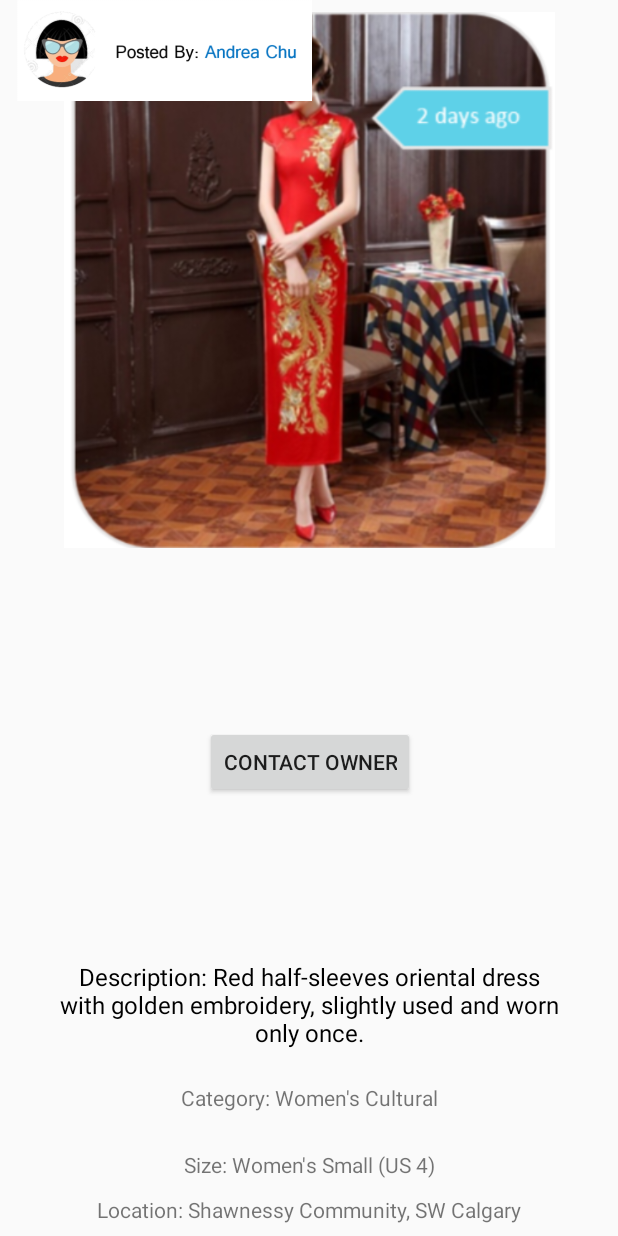
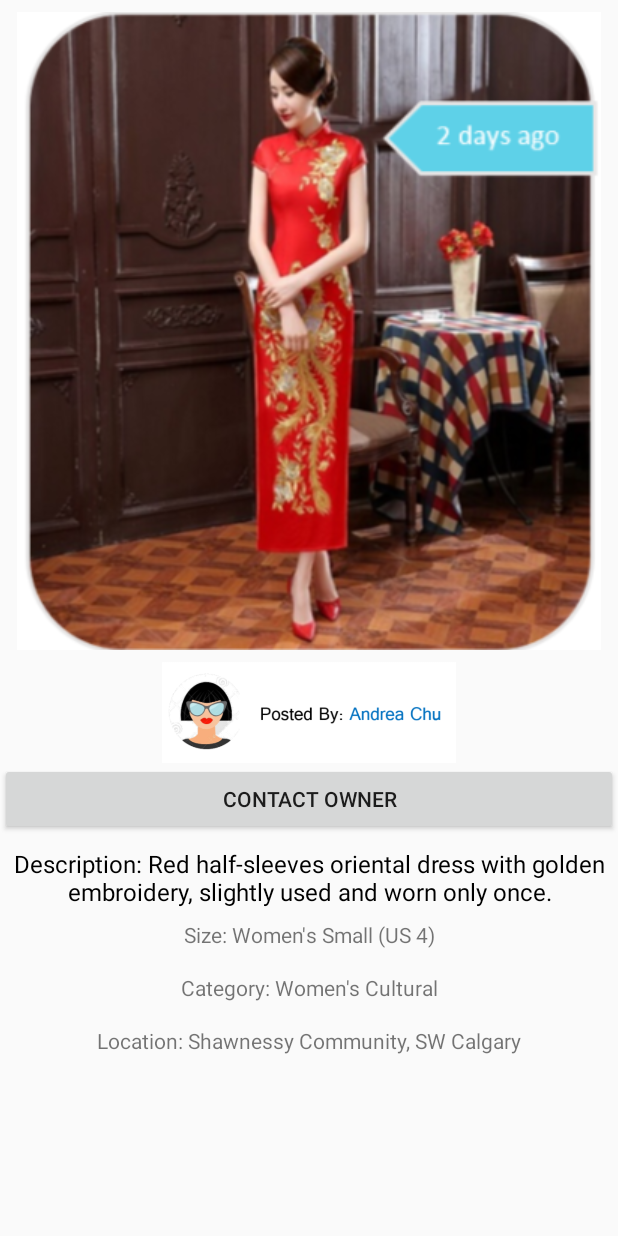
Before and after one commit to orearow/PassitOn2, an Android app: the layout activity_recent_uploads_description_open.xml on its own in the app's theme, with its tools: preview values and no code run, on a phone screen of 412 x 824 dp. Run offline under Robolectric (Android 15) with nearby library versions, the phone set to English and light mode, and no system bars.

Commit message:
preet's changes
changes

```diff
--- a/app/src/main/java/com/example/sahot/passiton/RecentUploadsDescriptionOpen.java
+++ b/app/src/main/java/com/example/sahot/passiton/RecentUploadsDescriptionOpen.java
@@ -8,6 +8,6 @@ public class RecentUploadsDescriptionOpen extends AppCompatActivity {
     @Override
     protected void onCreate(Bundle savedInstanceState) {
         super.onCreate(savedInstanceState);
-        setContentView(R.layout.activity_recent_description_open);
+        setContentView(R.layout.activity_recent_uploads_description_open);
     }
 }
--- a/app/src/main/res/layout/activity_recent_uploads_description_open.xml
+++ b/app/src/main/res/layout/activity_recent_uploads_description_open.xml
@@ -6,23 +6,21 @@
     android:layout_height="match_parent"
     tools:context="com.example.sahot.passiton.RecentUploadsDescriptionOpen">
 
-    <ScrollView
-        android:layout_width="16dp"
-        android:layout_height="510dp"
-        tools:layout_editor_absoluteX="371dp"
-        tools:layout_editor_absoluteY="0dp">
+
+    <android.support.v4.widget.NestedScrollView
+        android:layout_width="match_parent"
+        android:layout_height="match_parent"
+        android:fillViewport="true">
 
         <LinearLayout
             android:layout_width="match_parent"
             android:layout_height="wrap_content"
-            android:gravity="center_vertical"
-            android:orientation="vertical" />
-    </ScrollView>
+            android:orientation="vertical" >
 
             <ImageView
                 android:id="@+id/imageView2"
-        android:layout_width="366dp"
-        android:layout_height="357dp"
+                android:layout_width="match_parent"
+                android:layout_height="wrap_content"
                 android:layout_marginBottom="8dp"
                 android:layout_marginEnd="8dp"
                 android:layout_marginStart="8dp"
@@ -36,15 +34,21 @@
 
             <ImageView
                 android:id="@+id/imageView3"
-        android:layout_width="219dp"
+                android:layout_width="match_parent"
                 android:layout_height="67dp"
                 app:srcCompat="@drawable/profilepic"
                 tools:layout_editor_absoluteX="83dp"
                 tools:layout_editor_absoluteY="345dp" />
 
+            <Button
+                android:id="@+id/button8"
+                android:layout_width="match_parent"
+                android:layout_height="wrap_content"
+                android:text="Contact Owner" />
+
             <TextView
                 android:id="@+id/textView10"
-        android:layout_width="336dp"
+                android:layout_width="match_parent"
                 android:layout_height="wrap_content"
                 android:layout_marginEnd="8dp"
                 android:layout_marginStart="8dp"
@@ -62,14 +66,32 @@
                 app:layout_constraintVertical_bias="0.835" />
 
             <TextView
+                android:id="@+id/textView13"
+                android:layout_width="match_parent"
+                android:layout_height="wrap_content"
+                android:layout_marginBottom="8dp"
+                android:layout_marginEnd="8dp"
+                android:layout_marginStart="8dp"
+                android:layout_marginTop="8dp"
+                android:text="Size: Women's Small (US 4)"
+                android:textAlignment="center"
+                app:layout_constraintBottom_toBottomOf="parent"
+                app:layout_constraintEnd_toEndOf="parent"
+                app:layout_constraintHorizontal_bias="0.502"
+                app:layout_constraintStart_toStartOf="parent"
+                app:layout_constraintTop_toTopOf="parent"
+                app:layout_constraintVertical_bias="0.962" />
+
+            <TextView
                 android:id="@+id/textView14"
-        android:layout_width="wrap_content"
+                android:layout_width="match_parent"
                 android:layout_height="wrap_content"
                 android:layout_marginBottom="8dp"
                 android:layout_marginEnd="8dp"
                 android:layout_marginStart="8dp"
                 android:layout_marginTop="8dp"
                 android:text="Category: Women's Cultural"
+                android:textAlignment="center"
                 app:layout_constraintBottom_toBottomOf="parent"
                 app:layout_constraintEnd_toEndOf="parent"
                 app:layout_constraintHorizontal_bias="0.502"
@@ -78,48 +100,23 @@
                 app:layout_constraintVertical_bias="0.905" />
 
             <TextView
-        android:id="@+id/textView13"
-        android:layout_width="wrap_content"
-        android:layout_height="wrap_content"
-        android:layout_marginBottom="8dp"
-        android:layout_marginEnd="8dp"
-        android:layout_marginStart="8dp"
-        android:layout_marginTop="8dp"
-        android:text="Size: Women's Small (US 4)"
-        app:layout_constraintBottom_toBottomOf="parent"
-        app:layout_constraintEnd_toEndOf="parent"
-        app:layout_constraintHorizontal_bias="0.502"
-        app:layout_constraintStart_toStartOf="parent"
-        app:layout_constraintTop_toTopOf="parent"
-        app:layout_constraintVertical_bias="0.962" />
-
-    <TextView
                 android:id="@+id/textView15"
-        android:layout_width="wrap_content"
+                android:layout_width="match_parent"
                 android:layout_height="wrap_content"
                 android:layout_marginBottom="8dp"
                 android:layout_marginEnd="8dp"
                 android:layout_marginStart="8dp"
                 android:layout_marginTop="8dp"
                 android:text="Location: Shawnessy Community, SW Calgary"
+                android:textAlignment="center"
                 app:layout_constraintBottom_toBottomOf="parent"
                 app:layout_constraintEnd_toEndOf="parent"
                 app:layout_constraintStart_toStartOf="parent"
                 app:layout_constraintTop_toTopOf="parent"
                 app:layout_constraintVertical_bias="1.0" />
 
-    <Button
-        android:id="@+id/button8"
-        android:layout_width="wrap_content"
-        android:layout_height="wrap_content"
-        android:layout_marginEnd="8dp"
-        android:layout_marginStart="8dp"
-        android:layout_marginTop="484dp"
-        android:text="Contact Owner"
-        app:layout_constraintEnd_toEndOf="parent"
-        app:layout_constraintHorizontal_bias="0.502"
-        app:layout_constraintStart_toStartOf="parent"
-        app:layout_constraintTop_toTopOf="parent" />
+        </LinearLayout>
+    </android.support.v4.widget.NestedScrollView>
 
 
 </android.support.constraint.ConstraintLayout>
```
Also changed, not shown: app/src/main/java/com/example/sahot/passiton/RecentUploads.java (+22 -0 lines), app/src/main/res/layout/activity_pictures_cultural.xml (+0 -16 lines), app/src/main/res/layout/activity_recent_uploads.xml (+37 -23 lines), app/src/main/res/layout/activity_share.xml (+0 -7 lines). Lines whose indentation alone changed are shown as unchanged.
